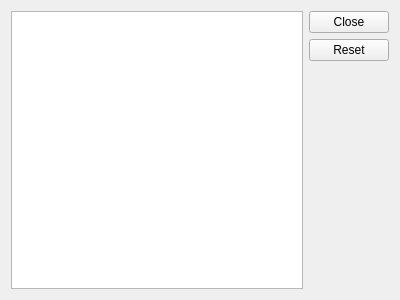
Old version of the form lib/nicos/clients/gui/panels/errpanel.ui in the repository mlz-ictrl/nicos.
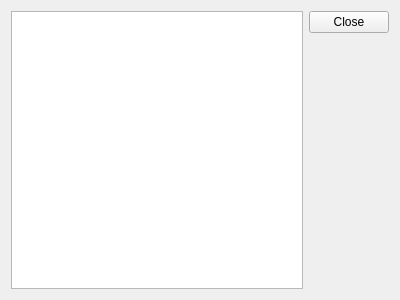
New version of the form. Custom widgets are drawn as their Qt base class.

Commit message:
gui: load all previous errors/warnings in error window
Fixes: #713

The edit to the form file:
```diff
--- a/lib/nicos/clients/gui/panels/errpanel.ui
+++ b/lib/nicos/clients/gui/panels/errpanel.ui
@@ -33,7 +33,7 @@
       <enum>Qt::Vertical</enum>
      </property>
      <property name="standardButtons">
-      <set>QDialogButtonBox::Close|QDialogButtonBox::Reset</set>
+      <set>QDialogButtonBox::Close</set>
      </property>
     </widget>
    </item>
```
The commit also changes 1 other file.
